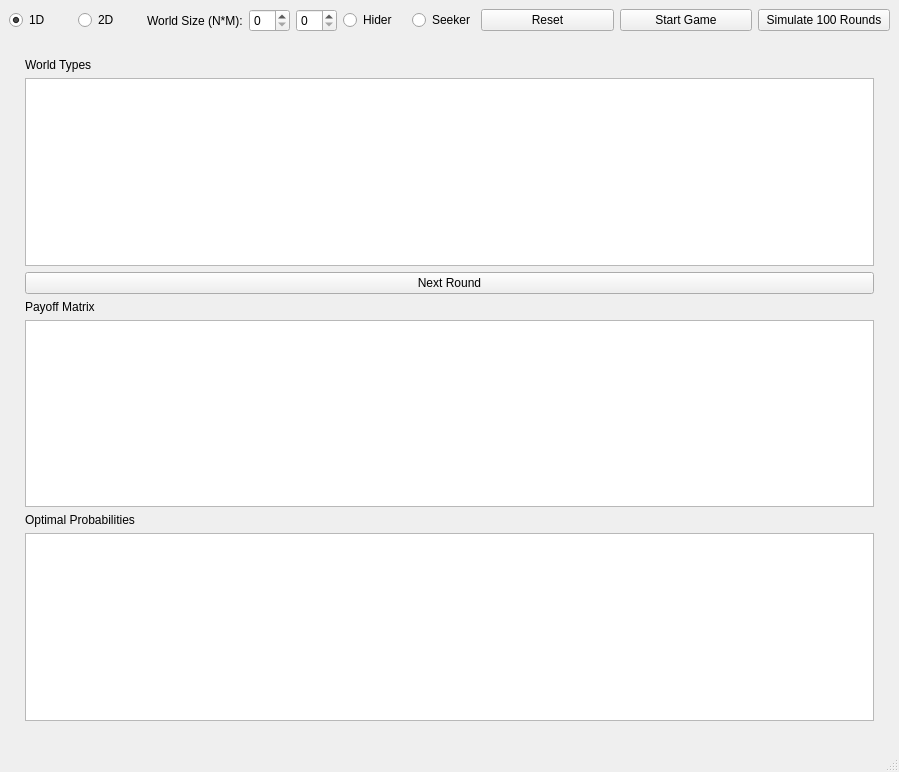
Above: Gui.ui from Ziad-Sallam/Hide-and-Seek before the change. Below: the same form after it.
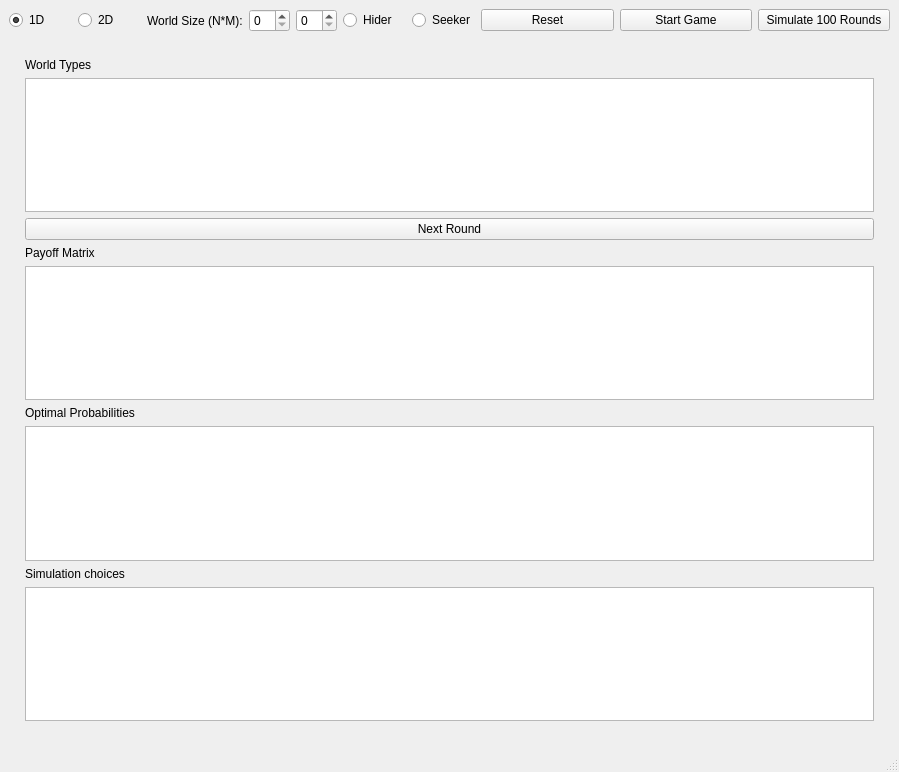
That is the form after the change.

Commit message: add choices table

```diff
--- a/Gui.ui
+++ b/Gui.ui
@@ -156,6 +156,16 @@
       <item>
        <widget class="QTableWidget" name="prob_table"/>
       </item>
+      <item>
+       <widget class="QLabel" name="SimulationLabel">
+        <property name="text">
+         <string>Simulation choices</string>
+        </property>
+       </widget>
+      </item>
+      <item>
+       <widget class="QTableWidget" name="choices"/>
+      </item>
       <item>
        <layout class="QHBoxLayout" name="playLayout"/>
       </item>
```
The commit also changes 1 other file.
